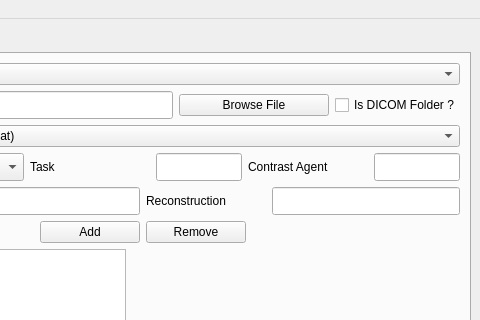
This is bidsificator/forms/MainWindow.ui in HIP-infrastructure/Bidsificator as Qt 5 draws it before an edit; both pictures show x 520 to 1000 and y 0 to 320 of the 1000 by 859 pixel window. The edited form follows.
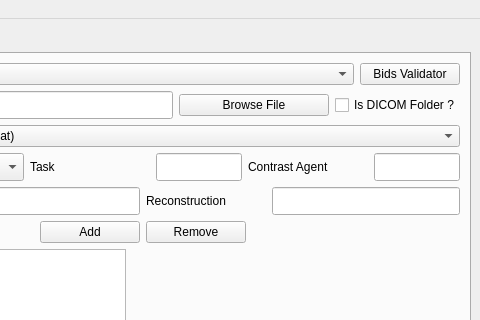
This is the edited form. Custom widgets are drawn as their Qt base class.

Commit message: Add a button to check bids dataset with validator

Patch:
```diff
--- a/bidsificator/forms/MainWindow.ui
+++ b/bidsificator/forms/MainWindow.ui
@@ -139,6 +139,25 @@
             </property>
            </widget>
           </item>
+          <item>
+           <widget class="QPushButton" name="BidsValidatorPushButton">
+            <property name="minimumSize">
+             <size>
+              <width>100</width>
+              <height>0</height>
+             </size>
+            </property>
+            <property name="maximumSize">
+             <size>
+              <width>100</width>
+              <height>16777215</height>
+             </size>
+            </property>
+            <property name="text">
+             <string>Bids Validator</string>
+            </property>
+           </widget>
+          </item>
          </layout>
         </item>
         <item row="5" column="0">
```
The commit also changes 3 other files.
